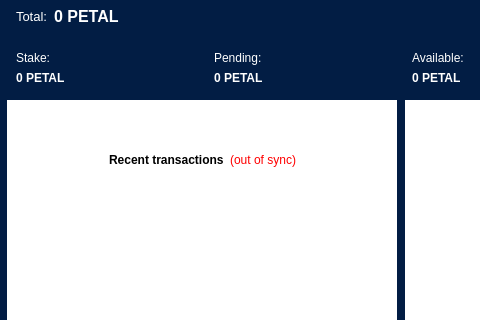
Before: the Qt Designer form src/qt/forms/overviewpage.ui in Crypto-city/bitFlowers, drawn with Qt 5; both pictures show x 0 to 480 and y 122 to 442 of the 800 by 555 pixel window.
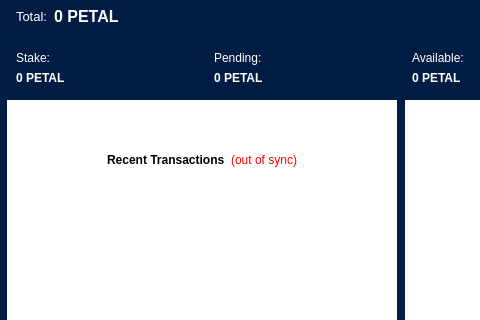
After: the same form once the commit is applied. Icons and pictures are not drawn.

The edit to the form file:
```diff
--- a/src/qt/forms/overviewpage.ui
+++ b/src/qt/forms/overviewpage.ui
@@ -3266,7 +3266,7 @@
                    <string notr="true">color: rgb(0, 0, 0);</string>
                   </property>
                   <property name="text">
-                   <string>&lt;b&gt;Recent transactions&lt;/b&gt;</string>
+                   <string>&lt;b&gt;Recent Transactions&lt;/b&gt;</string>
                   </property>
                  </widget>
                 </item>
```
